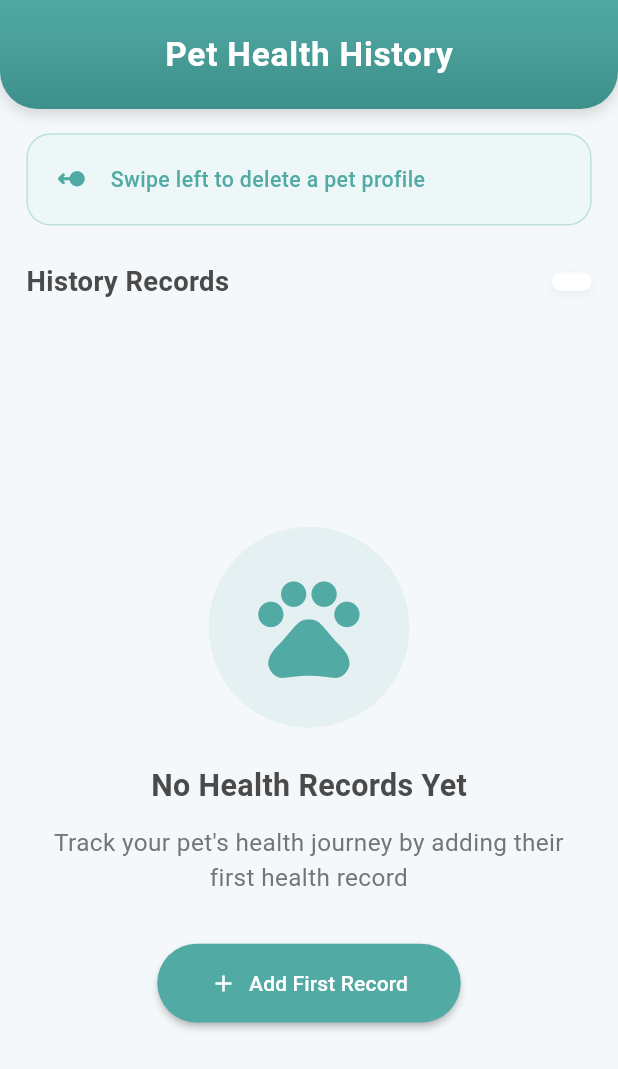
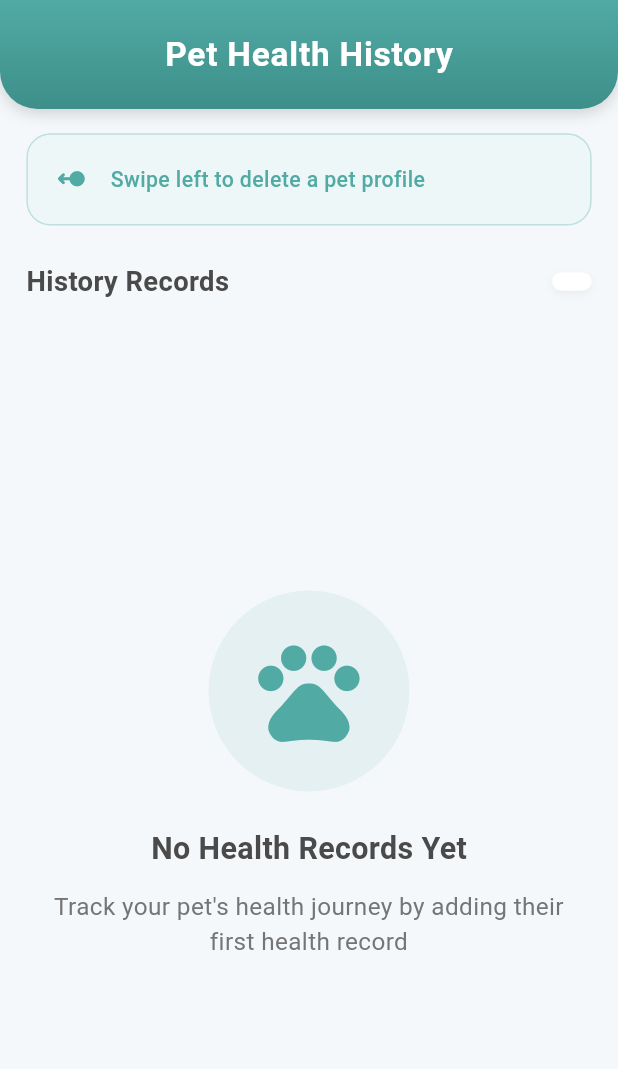
Before and after one commit to javahuhu/PetSymp, a Flutter app: the HistoryassesmentScreen screen opened directly, on a phone screen of 412 x 824 dp. Shown: the top 1069 px of the screen. Run offline on Flutter 3.47's test engine with Material 3 defaults, Android fonts, the phone set to English and light mode, and no system bars; our stand-ins replace animate_do, animated_text_kit, auto_size_text, card_swiper, cloud_firestore, dio and 10 more; missing offline and left inert: iconify_flutter; accounts and stored records are empty.

Commit message:
remove buttons for adding

```diff
--- a/petsymp/lib/Settings/historyassesment.dart
+++ b/petsymp/lib/Settings/historyassesment.dart
@@ -609,21 +609,7 @@ class HistoryassesmentScreenState extends State<HistoryassesmentScreen> {
                 ),
               ),
             ),
-            SizedBox(height: 32.h),
-            ElevatedButton.icon(
-              onPressed: () {},
-              style: ElevatedButton.styleFrom(
-                foregroundColor: Colors.white,
-                backgroundColor: const Color(0xFF52AAA4),
-                padding: EdgeInsets.symmetric(horizontal: 32.w, vertical: 16.h),
-                elevation: 2,
-                shape: RoundedRectangleBorder(
-                  borderRadius: BorderRadius.circular(30),
-                ),
-              ),
-              icon: const Icon(Icons.add),
-              label: const Text("Add First Record"),
-            ),
+
           ],
         ),
       ),
```
